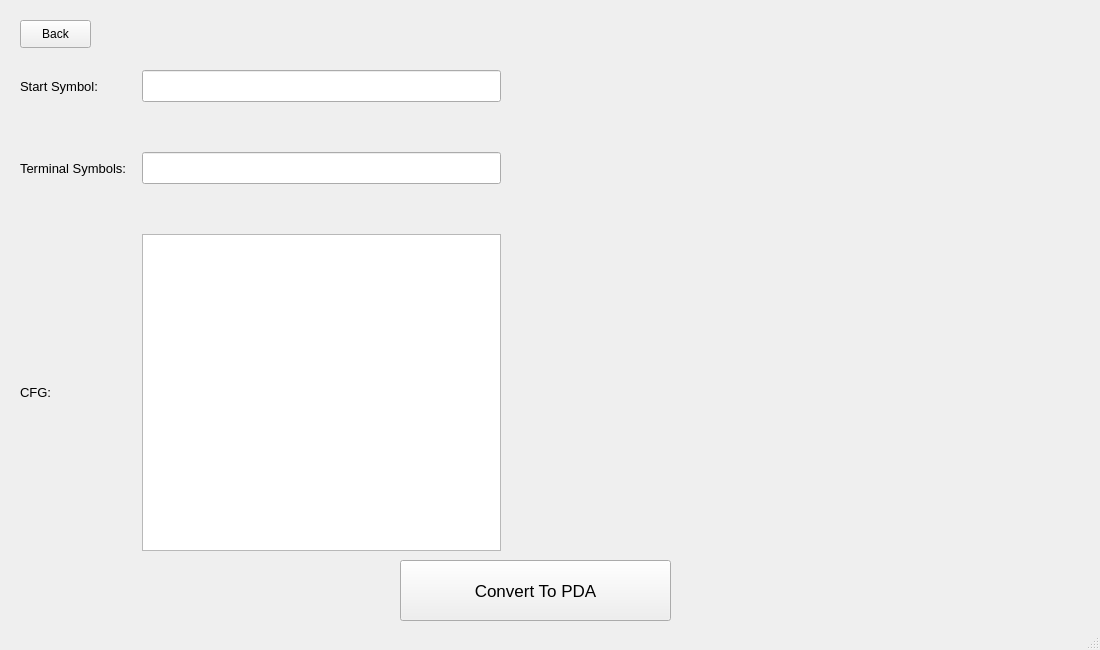
Before: the Qt Designer form UI/CFG_to_PDA.ui in Adham-Abdelmaksoud/Automata-Project, drawn with Qt 5.
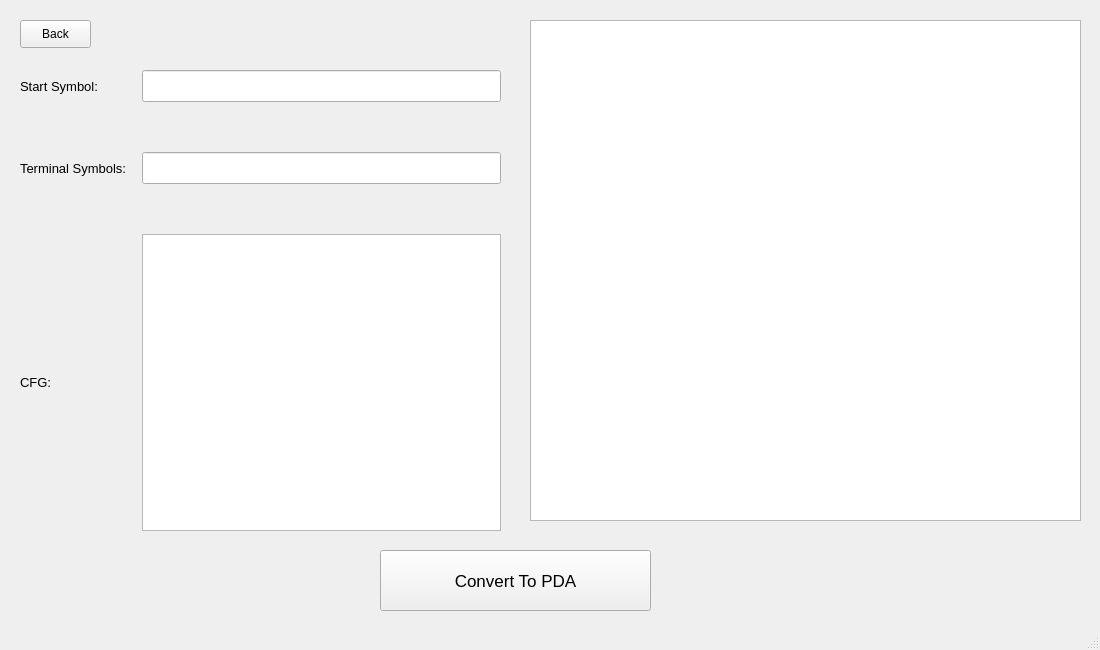
After: the same form once the commit is applied.

Commit message: implemented the CFG-to-PDA algorithm

The edit to the form file:
```diff
--- a/UI/CFG_to_PDA.ui
+++ b/UI/CFG_to_PDA.ui
@@ -22,18 +22,18 @@
    <widget class="QWidget" name="PDA_Widget" native="true">
     <property name="geometry">
      <rect>
-      <x>529</x>
-      <y>0</y>
-      <width>570</width>
-      <height>540</height>
+      <x>920</x>
+      <y>540</y>
+      <width>141</width>
+      <height>101</height>
      </rect>
     </property>
    </widget>
    <widget class="QPushButton" name="convertBtn">
     <property name="geometry">
      <rect>
-      <x>400</x>
-      <y>560</y>
+      <x>380</x>
+      <y>550</y>
       <width>271</width>
       <height>61</height>
      </rect>
@@ -53,7 +53,7 @@
       <x>20</x>
       <y>70</y>
       <width>481</width>
-      <height>481</height>
+      <height>461</height>
      </rect>
     </property>
     <layout class="QGridLayout" name="gridLayout">
@@ -141,6 +141,24 @@
      <string>Back</string>
     </property>
    </widget>
+   <widget class="QTextEdit" name="PDA_output">
+    <property name="geometry">
+     <rect>
+      <x>530</x>
+      <y>20</y>
+      <width>551</width>
+      <height>501</height>
+     </rect>
+    </property>
+    <property name="font">
+     <font>
+      <pointsize>15</pointsize>
+     </font>
+    </property>
+    <property name="readOnly">
+     <bool>true</bool>
+    </property>
+   </widget>
   </widget>
   <widget class="QStatusBar" name="statusbar"/>
  </widget>
```
Left out of the diff: 9 changed lines with no effect on the pictures. The commit also changes 1 other file.
